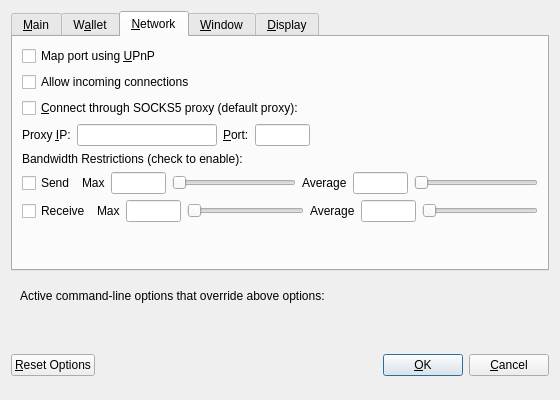
The window that src/qt/forms/optionsdialog.ui (bitcoinxt/bitcoinxt) describes before a commit, drawn with Qt 5.
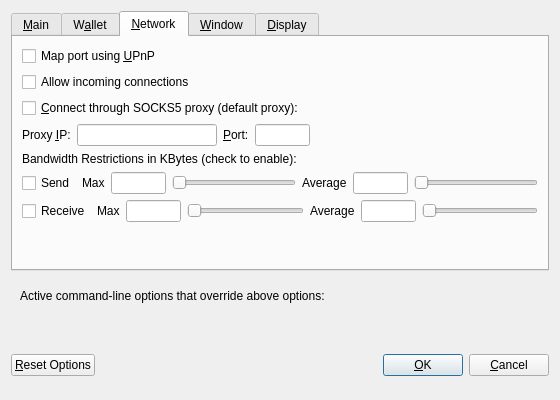
The same window after the commit. Custom widgets are drawn as their Qt base class.

Commit message: use toLongLong instead of toInt for 64 bit integers, feed back changes made in the edit box into the slider, add leakybucket.h to Makefile.am

The edit to the form file:
```diff
--- a/src/qt/forms/optionsdialog.ui
+++ b/src/qt/forms/optionsdialog.ui
@@ -300,7 +300,7 @@
        <item>
         <widget class="QLabel" name="bandwidth">
          <property name="text">
-          <string>Bandwidth Restrictions (check to enable):</string>
+          <string>Bandwidth Restrictions in KBytes (check to enable):</string>
          </property>
         </widget>
        </item>
```
The commit also changes 3 other files.
